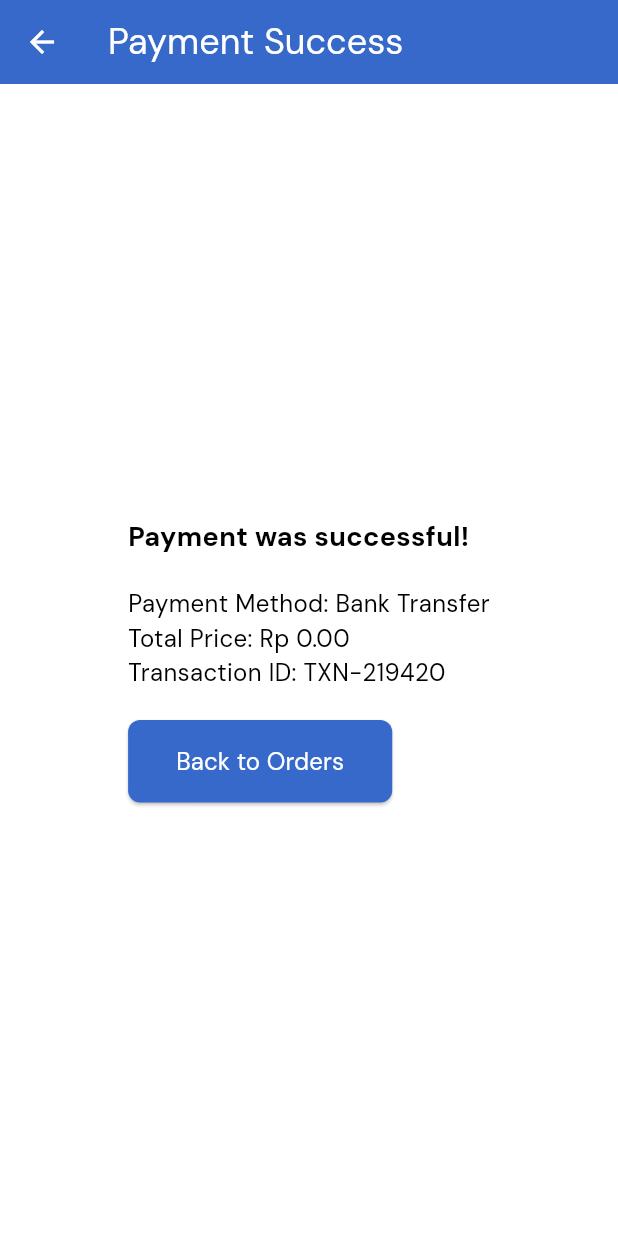
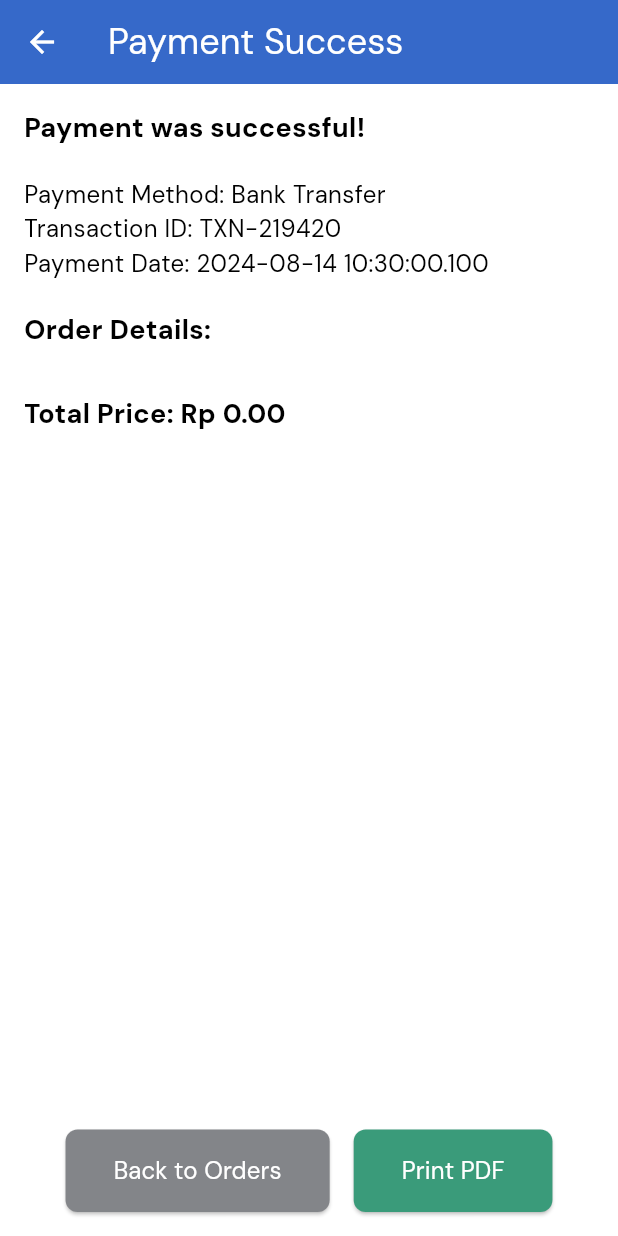
Before and after one commit to Dhicahya/final-point_of_sale, a Flutter app: the BankDetailPage screen opened directly with empty values, after a tap on "Confirm Bank Transfer", on a phone screen of 412 x 824 dp. Run offline on Flutter 3.47's test engine with Material 3 defaults, Android fonts, the phone set to English and light mode, and no system bars; our stand-ins replace badges, bloc, cloud_firestore, equatable, firebase_auth, firebase_core and 6 more; accounts and stored records are empty.

Commit message:
fix: payment success

```diff
--- a/lib/logic/payment_bloc/payment_bloc.dart
+++ b/lib/logic/payment_bloc/payment_bloc.dart
@@ -1,8 +1,9 @@
-import 'dart:math'; // Import this for random transaction ID generation
+// payment_bloc.dart
 import 'package:equatable/equatable.dart';
 import 'package:flutter_bloc/flutter_bloc.dart';
 import 'package:cloud_firestore/cloud_firestore.dart';
 import 'package:finalproject_sanber/models/product_model.dart';
+import 'package:uuid/uuid.dart'; // Import UUID package
 
 part 'payment_event.dart';
 part 'payment_state.dart';
@@ -14,13 +15,18 @@ class PaymentBloc extends Bloc<PaymentEvent, PaymentState> {
     on<SubmitPayment>(_onSubmitPayment);
   }
 
+  String _generateTransactionId() {
+    return Uuid().v4(); // Generates a unique ID
+  }
+
   Future<void> _onSubmitPayment(
     SubmitPayment event,
     Emitter<PaymentState> emit,
   ) async {
     emit(PaymentLoading());
     try {
-      final transactionId = _generateTransactionId();
+      final transactionId =
+          _generateTransactionId(); // Generate a transaction ID
 
       if (event.paymentMethod == 'Cash') {
         // Handle cash payment
@@ -29,9 +35,12 @@ class PaymentBloc extends Bloc<PaymentEvent, PaymentState> {
           event.quantities,
           event.paymentMethod,
           transactionId: transactionId,
+          paymentDate: DateTime.now(),
           status: 'success', // Immediately set status to success
         );
-        emit(PaymentSuccess(transactionId: transactionId));
+        emit(PaymentSuccess(
+            transactionId:
+                transactionId)); // Pass transactionId to success state
       } else if (event.paymentMethod == 'Bank Transfer') {
         // Handle bank transfer payment
         await _savePaymentData(
@@ -39,6 +48,7 @@ class PaymentBloc extends Bloc<PaymentEvent, PaymentState> {
           event.quantities,
           event.paymentMethod,
           transactionId: transactionId,
+          paymentDate: DateTime.now(),
           status: 'loading', // Set status to loading initially
         );
 
@@ -47,16 +57,13 @@ class PaymentBloc extends Bloc<PaymentEvent, PaymentState> {
 
         // Update payment status to success after delay
         await _updatePaymentStatus(transactionId);
-        emit(PaymentSuccess(transactionId: transactionId));
+        emit(PaymentSuccess(
+            transactionId:
+                transactionId)); // Pass transactionId to success state
       }
     } catch (e) {
       emit(PaymentFailure(error: e.toString()));
     }
-  }
-
-  String _generateTransactionId() {
-    final random = Random();
-    return 'TXN-${random.nextInt(1000000)}'; // Generates a random 6-digit transaction ID
   }
 
   Future<void> _savePaymentData(
@@ -64,10 +71,11 @@ class PaymentBloc extends Bloc<PaymentEvent, PaymentState> {
     Map<String, int> quantities,
     String paymentMethod, {
     required String transactionId,
+    required DateTime paymentDate,
     required String status,
   }) async {
     final paymentData = {
-      'date': DateTime.now(),
+      'date': paymentDate,
       'products': products
           .map((p) => {
                 'name': p.name,
@@ -77,17 +85,20 @@ class PaymentBloc extends Bloc<PaymentEvent, PaymentState> {
           .toList(),
       'paymentMethod': paymentMethod,
       'status': status,
-      'transactionId': transactionId, // Save transaction ID
+      'transactionId': transactionId,
     };
 
     await _firestore.collection('payments').add(paymentData);
   }
 
-  Future<void> _updatePaymentStatus(String transactionId) async {
-    // Retrieve the latest payment document with the transactionId
+  Future<void> _updatePaymentStatus(
+    String transactionId,
+  ) async {
+    // Retrieve the latest payment document with the specific transaction ID
     final querySnapshot = await _firestore
         .collection('payments')
         .where('transactionId', isEqualTo: transactionId)
+        .orderBy('date', descending: true)
         .limit(1)
         .get();
 
--- a/lib/logic/payment_bloc/payment_event.dart
+++ b/lib/logic/payment_bloc/payment_event.dart
@@ -1,5 +1,4 @@
 // payment_event.dart
-
 part of 'payment_bloc.dart';
 
 abstract class PaymentEvent extends Equatable {
@@ -13,13 +12,18 @@ class SubmitPayment extends PaymentEvent {
   final List<Product> products;
   final Map<String, int> quantities;
   final String paymentMethod;
+  final String transactionId; // Ensure this is included
+  final double totalPrice; // Ensure this is included
 
   const SubmitPayment({
     required this.products,
     required this.quantities,
     required this.paymentMethod,
+    required this.transactionId,
+    required this.totalPrice,
   });
 
   @override
-  List<Object> get props => [products, quantities, paymentMethod];
+  List<Object> get props =>
+      [products, quantities, paymentMethod, transactionId, totalPrice];
 }
--- a/lib/logic/payment_bloc/payment_state.dart
+++ b/lib/logic/payment_bloc/payment_state.dart
@@ -1,5 +1,4 @@
 // payment_state.dart
-
 part of 'payment_bloc.dart';
 
 abstract class PaymentState extends Equatable {
@@ -14,9 +13,11 @@ class PaymentInitial extends PaymentState {}
 class PaymentLoading extends PaymentState {}
 
 class PaymentSuccess extends PaymentState {
-  final String transactionId; // Add this
+  final String transactionId; // Include transactionId in success state
 
-  const PaymentSuccess({required this.transactionId});
+  const PaymentSuccess({
+    required this.transactionId,
+  });
 
   @override
   List<Object> get props => [transactionId];
--- a/lib/shared/theme.dart
+++ b/lib/shared/theme.dart
@@ -12,6 +12,7 @@ Color greenColor = const Color(0xff3A9B7A);
 Color navyColor = const Color(0xff13181F);
 const Color blackColor =  Color(0xff000000);
 const Color whiteColor = Color(0xffFFFFFF);
+const Color greyColor = Color(0xff838589);
 
 TextStyle whiteTextStyle = GoogleFonts.dmSans(
   color: const Color(0xffFFFFFF),
--- a/lib/ui/pages/bank_detail_page.dart
+++ b/lib/ui/pages/bank_detail_page.dart
@@ -10,14 +10,14 @@ import 'package:finalproject_sanber/ui/pages/payment_success_page.dart';
 class BankDetailPage extends StatelessWidget {
   final String bank;
   final double totalPrice;
-  final List<Product> products; // Added to receive products
-  final Map<String, int> quantities; // Added to receive quantities
+  final List<Product> products;
+  final Map<String, int> quantities;
 
   const BankDetailPage({
     required this.bank,
     required this.totalPrice,
-    required this.products, // Added required parameter
-    required this.quantities, // Added required parameter
+    required this.products,
+    required this.quantities,
     super.key,
   });
 
@@ -71,16 +71,18 @@ class BankDetailPage extends StatelessWidget {
   }
 
   void _confirmBankTransfer(BuildContext context) {
+    final transactionId = _generateTransactionId(); // Generate transaction ID
+
     // Trigger the PaymentBloc to handle bank transfer
     context.read<PaymentBloc>().add(
           SubmitPayment(
-            products: products,
+            products: products, // Access properties directly
             quantities: quantities,
             paymentMethod: 'Bank Transfer',
+            transactionId: transactionId,
+            totalPrice: totalPrice,
           ),
         );
-
-    final transactionId = _generateTransactionId(); // Generate transaction ID
 
     // Navigate to PaymentSuccessPage after payment is handled
     Navigator.of(context).pushReplacement(
@@ -89,6 +91,9 @@ class BankDetailPage extends StatelessWidget {
           paymentMethod: 'Bank Transfer',
           totalPrice: totalPrice,
           transactionId: transactionId,
+          paymentDate: DateTime.now(), // Pass the current date as payment date
+          products: products,
+          quantities: quantities,
         ),
       ),
     );
--- a/lib/ui/pages/payment_success_page.dart
+++ b/lib/ui/pages/payment_success_page.dart
@@ -1,16 +1,23 @@
-// payment_success_page.dart
+import 'package:finalproject_sanber/ui/pages/pdf/pdf_format.dart';
 import 'package:flutter/material.dart';
 import 'package:finalproject_sanber/shared/theme.dart';
+import 'package:finalproject_sanber/models/product_model.dart';
 
 class PaymentSuccessPage extends StatelessWidget {
   final String paymentMethod;
   final double totalPrice;
   final String transactionId;
+  final DateTime paymentDate; // Added to display payment date
+  final List<Product> products; // Added to display products
+  final Map<String, int> quantities; // Added to display quantities
 
   const PaymentSuccessPage({
     required this.paymentMethod,
     required this.totalPrice,
     required this.transactionId,
+    required this.paymentDate,
+    required this.products,
+    required this.quantities,
     super.key,
   });
 
@@ -31,7 +38,6 @@ class PaymentSuccessPage extends StatelessWidget {
           child: Padding(
             padding: const EdgeInsets.all(16.0),
             child: Column(
-              mainAxisAlignment: MainAxisAlignment.center,
               crossAxisAlignment: CrossAxisAlignment.start,
               children: <Widget>[
                 Text(
@@ -45,14 +51,55 @@ class PaymentSuccessPage extends StatelessWidget {
                   style: blackColorStyle.copyWith(fontSize: 16),
                 ),
                 Text(
-                  'Total Price: \Rp ${totalPrice.toStringAsFixed(2)}',
+                  'Transaction ID: $transactionId',
                   style: blackColorStyle.copyWith(fontSize: 16),
                 ),
                 Text(
-                  'Transaction ID: $transactionId',
+                  'Payment Date: ${paymentDate.toLocal().toString()}',
                   style: blackColorStyle.copyWith(fontSize: 16),
                 ),
                 const SizedBox(height: 20),
+                Text(
+                  'Order Details:',
+                  style:
+                      blackColorStyle.copyWith(fontSize: 18, fontWeight: bold),
+                ),
+                const SizedBox(height: 10),
+                ...products
+                    .where((product) => quantities[product.id] != null)
+                    .map((product) {
+                  final quantity = quantities[product.id]!;
+                  final price = product.price * quantity;
+                  return Padding(
+                    padding: const EdgeInsets.symmetric(vertical: 4.0),
+                    child: Row(
+                      mainAxisAlignment: MainAxisAlignment.spaceBetween,
+                      children: [
+                        Text(
+                          '${product.name} x $quantity',
+                          style: blackColorStyle.copyWith(fontSize: 16),
+                        ),
+                        Text(
+                          '\Rp ${price.toStringAsFixed(2)}',
+                          style: blackColorStyle.copyWith(fontSize: 16),
+                        ),
+                      ],
+                    ),
+                  );
+                }).toList(),
+                const SizedBox(height: 20),
+                Text(
+                  'Total Price: \Rp ${totalPrice.toStringAsFixed(2)}',
+                  style:
+                      blackColorStyle.copyWith(fontSize: 18, fontWeight: bold),
+                ),
+                const SizedBox(height: 20),
+                Expanded(
+                  child: Align(
+                    alignment: Alignment.bottomCenter,
+                    child: Row(
+                      mainAxisAlignment: MainAxisAlignment.center,
+                      children: [
                         ElevatedButton(
                           onPressed: () {
                             Navigator.of(context).pushNamed('/home');
@@ -63,7 +110,37 @@ class PaymentSuccessPage extends StatelessWidget {
                                 fontSize: 16, fontWeight: regular),
                           ),
                           style: ElevatedButton.styleFrom(
-                    backgroundColor: blueColor, // Button background color
+                            backgroundColor: greyColor,
+                            padding: const EdgeInsets.symmetric(
+                                vertical: 16.0, horizontal: 32.0),
+                            shape: RoundedRectangleBorder(
+                              borderRadius: BorderRadius.circular(8.0),
+                            ),
+                          ),
+                        ),
+                        const SizedBox(width: 16.0),
+                        ElevatedButton(
+                          onPressed: () async {
+                            final path = await generatePdf(
+                              paymentMethod: paymentMethod,
+                              totalPrice: totalPrice,
+                              transactionId: transactionId,
+                              paymentDate: paymentDate,
+                              products: products,
+                              quantities: quantities,
+                            );
+                            // Handle the PDF file, e.g., share or open it
+                            ScaffoldMessenger.of(context).showSnackBar(
+                              SnackBar(content: Text('PDF saved to $path')),
+                            );
+                          },
+                          child: Text(
+                            'Print PDF',
+                            style: whiteTextStyle.copyWith(
+                                fontSize: 16, fontWeight: regular),
+                          ),
+                          style: ElevatedButton.styleFrom(
+                            backgroundColor: greenColor,
                             padding: const EdgeInsets.symmetric(
                                 vertical: 16.0, horizontal: 32.0),
                             shape: RoundedRectangleBorder(
@@ -75,6 +152,10 @@ class PaymentSuccessPage extends StatelessWidget {
                     ),
                   ),
                 ),
+              ],
+            ),
+          ),
+        ),
       ),
     );
   }
--- a/pubspec.yaml
+++ b/pubspec.yaml
@@ -55,6 +55,9 @@ dependencies:
   badges: ^3.1.2
   flutter_launcher_icons: ^0.13.1
   cached_network_image: ^3.4.0
+  uuid: ^4.4.2
+  pdf: ^3.11.1
+  pdf_image_renderer: ^0.7.0
 
 dev_dependencies:
   build_runner: ^2.3.0
```
Also changed, not shown: lib/ui/pages/cash_payment_page.dart (+8 -3 lines), lib/ui/pages/pdf/pdf_format.dart (added, +64 -0 lines), pubspec.lock. Lines whose indentation alone changed are shown as unchanged.
